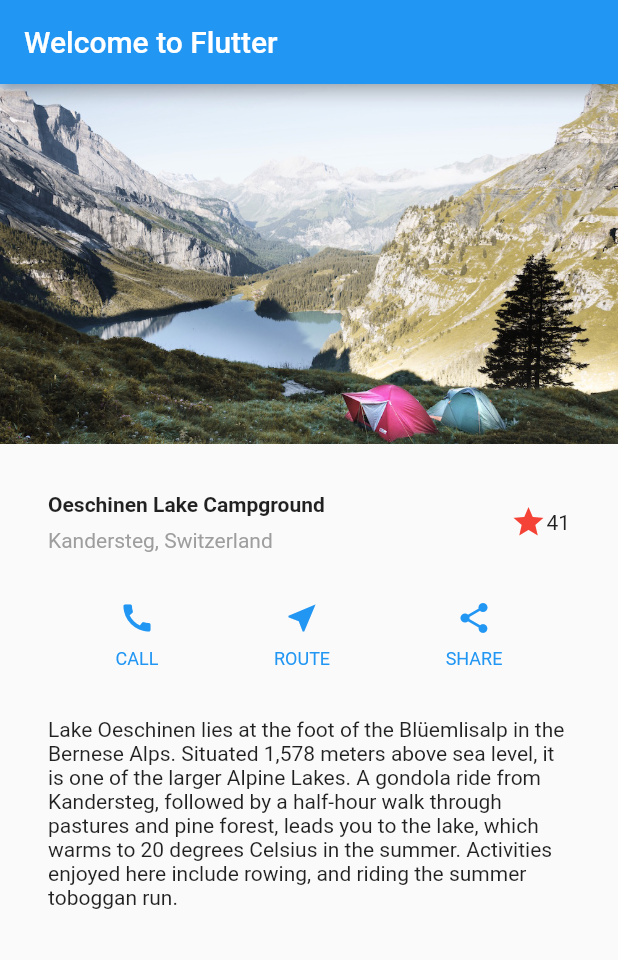
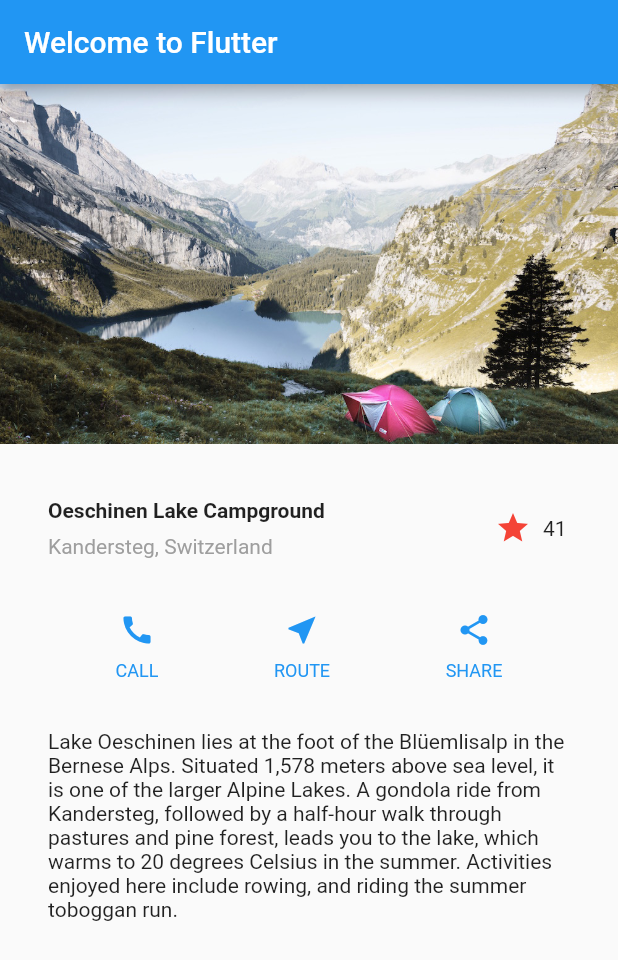
Before and after one commit to SmissTake/flutter-discover, a Flutter app: the screen it shows after launch, on a phone screen of 412 x 824 dp. Shown: the top 960 px of the screen. Run offline on Flutter 3.47's test engine with Material 2 defaults, Android fonts, the phone set to English and light mode, and no system bars.

Commit message:
✨ made favorite widget

```diff
--- a/lib/main.dart
+++ b/lib/main.dart
@@ -42,11 +42,7 @@ class MyApp extends StatelessWidget {
             ),
           ),
           /*3*/
-          Icon(
-            Icons.star,
-            color: Colors.red[500],
-          ),
-          const Text('41'),
+          const FavoriteWidget()
         ],
       ),
     );
@@ -119,3 +115,53 @@ class MyApp extends StatelessWidget {
     );
   }
 }
+
+class FavoriteWidget extends StatefulWidget {
+  const FavoriteWidget({super.key});
+
+  @override
+  State<FavoriteWidget> createState() => _FavoriteWidgetState();
+}
+
+class _FavoriteWidgetState extends State<FavoriteWidget> {
+  bool _isFavorited = true;
+  int _favoriteCount = 41;
+
+  @override
+  Widget build(BuildContext context) {
+    return Row(
+      mainAxisSize: MainAxisSize.min,
+      children: [
+        Container(
+          padding: const EdgeInsets.all(0),
+          child: IconButton(
+            alignment: Alignment.centerRight,
+            icon: (_isFavorited
+                ? const Icon(Icons.star)
+                : const Icon(Icons.star_border)),
+            color: Colors.red[500],
+            onPressed: _toggleFavorite,
+          ),
+        ),
+        SizedBox(
+          width: 18,
+          child: SizedBox(
+            child: Text('$_favoriteCount'),
+          ),
+        )
+      ]
+    );
+  }
+
+  void _toggleFavorite(){
+    setState(() {
+      if (_isFavorited){
+        _favoriteCount -= 1;
+        _isFavorited = false;
+      } else {
+        _favoriteCount += 1;
+        _isFavorited = true;
+      }
+    });
+  }
+}
```
